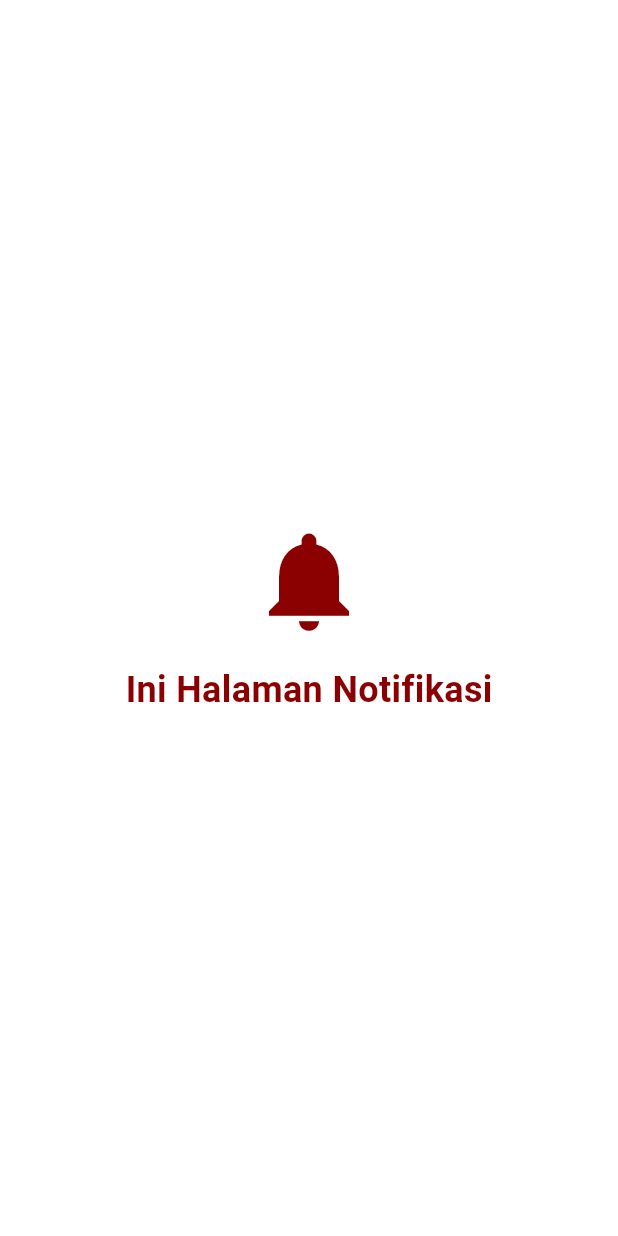
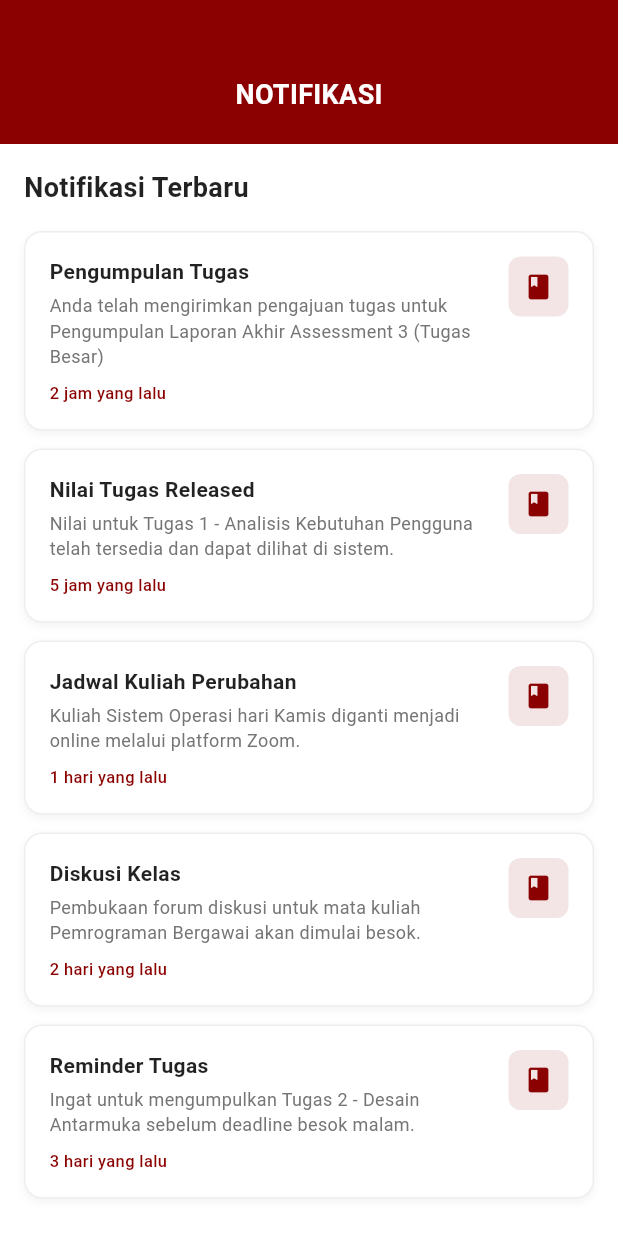
Before and after one commit to Yayukk/lms-app, a Flutter app: the NotifScreen screen opened directly, on a phone screen of 412 x 824 dp. Run offline on Flutter 3.47's test engine with Material 3 defaults, Android fonts, the phone set to English and light mode, and no system bars.

Commit message:
menambahkan bagian notif screen

```diff
--- a/lib/notif_screen.dart
+++ b/lib/notif_screen.dart
@@ -8,23 +8,163 @@ class NotifScreen extends StatelessWidget {
     return Scaffold(
       body: Container(
         color: Colors.white,
-        child: const Center(
         child: Column(
+          children: [
+            // Header Section
+            Container(
+              width: double.infinity,
+              padding: const EdgeInsets.fromLTRB(20, 50, 20, 20),
+              decoration: const BoxDecoration(
+                color: Color(0xFF8B0000), // Maroon red
+              ),
+              child: const Row(
                 mainAxisAlignment: MainAxisAlignment.center,
                 children: [
-              Icon(Icons.notifications, size: 80, color: Color(0xFF8B0000)),
-              SizedBox(height: 16),
                   Text(
-                'Ini Halaman Notifikasi',
+                    'NOTIFIKASI',
                     style: TextStyle(
-                  fontSize: 24,
-                  fontWeight: FontWeight.w600,
-                  color: Color(0xFF8B0000),
+                      color: Colors.white,
+                      fontSize: 18,
+                      fontWeight: FontWeight.bold,
                     ),
                   ),
                 ],
               ),
             ),
+
+            // Content Section
+            Expanded(
+              child: SingleChildScrollView(
+                padding: const EdgeInsets.all(16),
+                child: Column(
+                  crossAxisAlignment: CrossAxisAlignment.start,
+                  children: [
+                    // Notifikasi List Section
+                    _buildNotificationList(),
+                  ],
+                ),
+              ),
+            ),
+          ],
+        ),
+      ),
+    );
+  }
+
+  Widget _buildNotificationList() {
+    return Column(
+      crossAxisAlignment: CrossAxisAlignment.start,
+      children: [
+        const Text(
+          'Notifikasi Terbaru',
+          style: TextStyle(
+            fontSize: 18,
+            fontWeight: FontWeight.bold,
+            color: Colors.black87,
+          ),
+        ),
+        const SizedBox(height: 16),
+
+        // Notification Items
+        _buildNotificationItem(
+          'Pengumpulan Tugas',
+          'Anda telah mengirimkan pengajuan tugas untuk Pengumpulan Laporan Akhir Assessment 3 (Tugas Besar)',
+          '2 jam yang lalu',
+        ),
+        const SizedBox(height: 12),
+        _buildNotificationItem(
+          'Nilai Tugas Released',
+          'Nilai untuk Tugas 1 - Analisis Kebutuhan Pengguna telah tersedia dan dapat dilihat di sistem.',
+          '5 jam yang lalu',
+        ),
+        const SizedBox(height: 12),
+        _buildNotificationItem(
+          'Jadwal Kuliah Perubahan',
+          'Kuliah Sistem Operasi hari Kamis diganti menjadi online melalui platform Zoom.',
+          '1 hari yang lalu',
+        ),
+        const SizedBox(height: 12),
+        _buildNotificationItem(
+          'Diskusi Kelas',
+          'Pembukaan forum diskusi untuk mata kuliah Pemrograman Bergawai akan dimulai besok.',
+          '2 hari yang lalu',
+        ),
+        const SizedBox(height: 12),
+        _buildNotificationItem(
+          'Reminder Tugas',
+          'Ingat untuk mengumpulkan Tugas 2 - Desain Antarmuka sebelum deadline besok malam.',
+          '3 hari yang lalu',
+        ),
+      ],
+    );
+  }
+
+  Widget _buildNotificationItem(String title, String description, String time) {
+    return Container(
+      width: double.infinity,
+      padding: const EdgeInsets.all(16),
+      decoration: BoxDecoration(
+        color: Colors.white,
+        borderRadius: BorderRadius.circular(12),
+        border: Border.all(color: Colors.grey[200]!),
+        boxShadow: [
+          BoxShadow(
+            color: Colors.black.withOpacity(0.05),
+            blurRadius: 4,
+            offset: const Offset(0, 2),
+          ),
+        ],
+      ),
+      child: Row(
+        crossAxisAlignment: CrossAxisAlignment.start,
+        children: [
+          // Left side - Notification content
+          Expanded(
+            child: Column(
+              crossAxisAlignment: CrossAxisAlignment.start,
+              children: [
+                Text(
+                  title,
+                  style: const TextStyle(
+                    fontSize: 14,
+                    fontWeight: FontWeight.bold,
+                    color: Colors.black87,
+                  ),
+                ),
+                const SizedBox(height: 4),
+                Text(
+                  description,
+                  style: TextStyle(
+                    fontSize: 12,
+                    color: Colors.grey[600],
+                    height: 1.4,
+                  ),
+                ),
+                const SizedBox(height: 8),
+                Text(
+                  time,
+                  style: TextStyle(
+                    fontSize: 11,
+                    color: const Color(0xFF8B0000),
+                    fontWeight: FontWeight.w500,
+                  ),
+                ),
+              ],
+            ),
+          ),
+          const SizedBox(width: 16),
+
+          // Right side - Book icon
+          Container(
+            width: 40,
+            height: 40,
+            decoration: BoxDecoration(
+              color: const Color(0xFF8B0000).withOpacity(0.1),
+              borderRadius: BorderRadius.circular(8),
+            ),
+            child: const Icon(Icons.book, color: Color(0xFF8B0000), size: 20),
+          ),
+        ],
       ),
     );
   }
```
Lines whose indentation alone changed are shown as unchanged.
